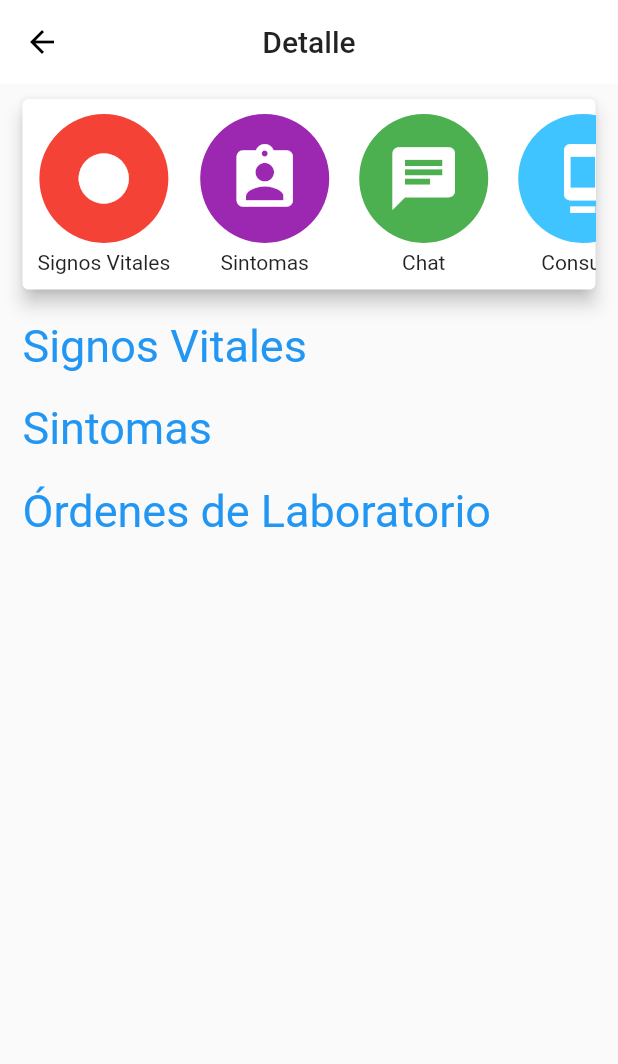
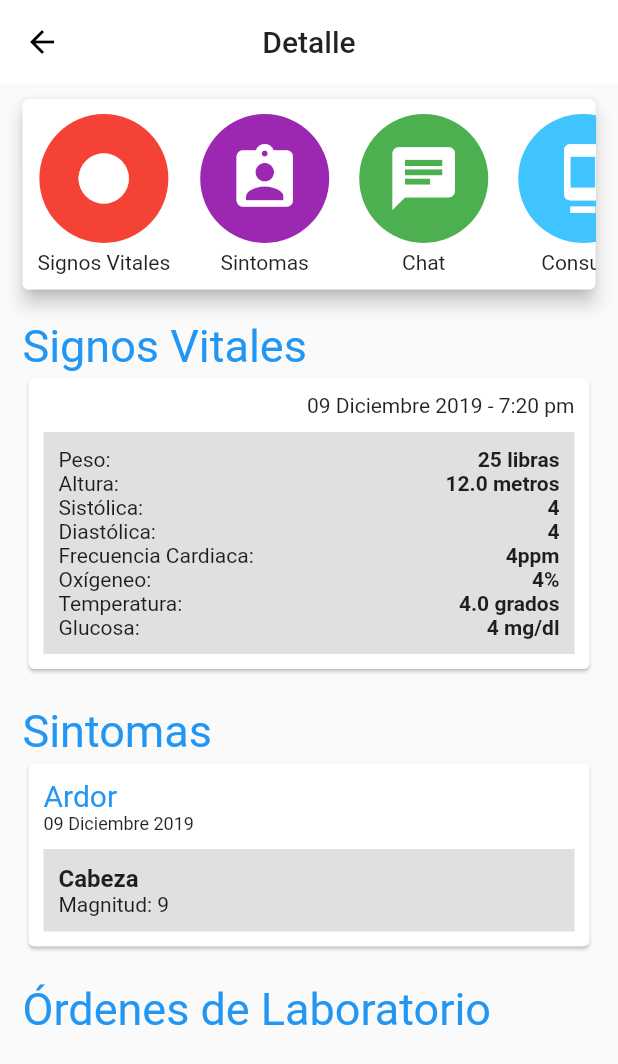
Before and after one commit to JPaulMora/bitmec-1, a Flutter app: the AppointmentDetailScreen screen opened by its route, on a phone screen of 412 x 824 dp. Shown: the top 1064 px of the screen. Run offline on Flutter 3.47's test engine with Material 2 defaults, Android fonts, the phone set to English and light mode, and no system bars.

Commit message:
Appoitment detaill fixed cards

```diff
--- a/lib/screens/appointment/appointment_detail_screen.dart
+++ b/lib/screens/appointment/appointment_detail_screen.dart
@@ -90,14 +90,18 @@ class _AppointmentDetailScreenState extends State<AppointmentDetailScreen> {
   Widget _buildVitalSignsSection(BuildContext context) {
     return ListOfSection(
       title: 'Signos Vitales',
-      children: <Widget>[],
+      children: <Widget>[
+        _VitalSignCard(),
+      ],
     );
   }
 
   Widget _buildSymptomsSection(BuildContext context) {
     return ListOfSection(
       title: 'Sintomas',
-      children: <Widget>[],
+      children: <Widget>[
+        _SymptomCard(),
+      ],
     );
   }
 
@@ -108,3 +112,111 @@ class _AppointmentDetailScreenState extends State<AppointmentDetailScreen> {
     );
   }
 }
+
+class _VitalSignCard extends StatelessWidget {
+  @override
+  Widget build(BuildContext context) {
+    return GestureDetector(
+      onTap: () {},
+      child: Card(
+        child: Padding(
+          padding: const EdgeInsets.symmetric(
+            horizontal: 10.0, vertical: 10.0,
+          ),
+          child: Column(
+            mainAxisAlignment: MainAxisAlignment.start,
+            crossAxisAlignment: CrossAxisAlignment.stretch,
+            children: <Widget>[
+              Text('09 Diciembre 2019 - 7:20 pm', textAlign: TextAlign.end),
+              Padding(padding: const EdgeInsets.only(top: 10.0)),
+              Container(
+                color: Colors.black12,
+                child: Padding(
+                  padding: const EdgeInsets.symmetric(vertical: 10.0),
+                  child: Column(
+                    children: [
+                      _buildField('Peso', '25 libras'),
+                      _buildField('Altura', '12.0 metros'),
+                      _buildField('Sistólica', '4'),
+                      _buildField('Diastólica', '4'),
+                      _buildField('Frecuencia Cardiaca', '4ppm'),
+                      _buildField('Oxígeneo', '4%'),
+                      _buildField('Temperatura', '4.0 grados'),
+                      _buildField('Glucosa', '4 mg/dl'),
+                    ],
+                  ),
+                ),
+              )
+            ],
+          ),
+        ),
+      ),
+    );
+  }
+
+  Widget _buildField(String description, String value) {
+    return Padding(
+      padding: const EdgeInsets.symmetric(horizontal: 10.0),
+      child: Row(
+        mainAxisAlignment: MainAxisAlignment.spaceBetween,
+        children: <Widget>[
+          Text('$description:'),
+          Text(value, style: TextStyle(
+            fontWeight: FontWeight.bold,
+          )),
+        ],
+      ),
+    );
+  }
+}
+
+class _SymptomCard extends StatelessWidget {
+  @override
+  Widget build(BuildContext context) {
+    return GestureDetector(
+      onTap: () {},
+      child: Card(
+        child: Padding(
+          padding: const EdgeInsets.symmetric(
+            horizontal: 10.0, vertical: 10.0,
+          ),
+          child: Column(
+            mainAxisAlignment: MainAxisAlignment.start,
+            crossAxisAlignment: CrossAxisAlignment.stretch,
+            children: <Widget>[
+              Text('Ardor', style: TextStyle(
+                fontSize: 20.0,
+                color: Colors.blue,
+              )),
+              Text('09 Diciembre 2019', style: TextStyle(
+                fontSize: 12.0,
+              )),
+
+              Padding(padding: const EdgeInsets.only(top: 10.0)),
+
+              Container(
+                color: Colors.black12,
+                child: Padding(
+                  padding: const EdgeInsets.symmetric(
+                    horizontal: 10.0,
+                    vertical: 10.0,
+                  ),
+                  child: Column(
+                    crossAxisAlignment: CrossAxisAlignment.stretch,
+                    children: [
+                      Text('Cabeza', style: TextStyle(
+                        fontSize: 16.0,
+                        fontWeight: FontWeight.bold,
+                      )),
+                      Text('Magnitud: 9')
+                    ],
+                  ),
+                ),
+              )
+            ],
+          ),
+        ),
+      ),
+    );
+  }
+}
```
